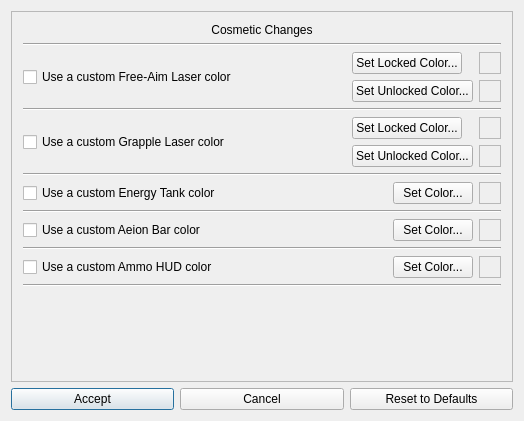
Qt form randovania/gui/ui_files/msr_cosmetic_patches_dialog.ui (randovania/randovania) before a commit.
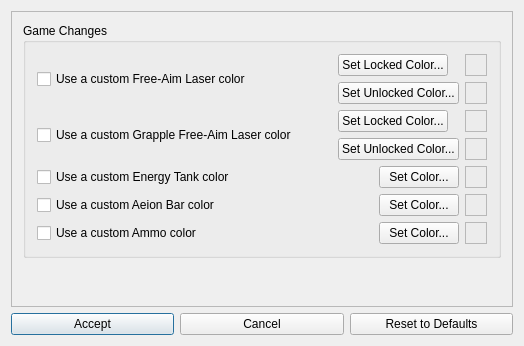
The same form after that commit.

```diff
--- a/randovania/gui/ui_files/msr_cosmetic_patches_dialog.ui
+++ b/randovania/gui/ui_files/msr_cosmetic_patches_dialog.ui
@@ -7,7 +7,7 @@
     <x>0</x>
     <y>0</y>
     <width>524</width>
-    <height>421</height>
+    <height>346</height>
    </rect>
   </property>
   <property name="windowTitle">
@@ -46,31 +46,30 @@
         <x>0</x>
         <y>0</y>
         <width>504</width>
-        <height>374</height>
+        <height>299</height>
        </rect>
       </property>
       <layout class="QVBoxLayout" name="verticalLayout">
        <item>
-        <widget class="QLabel" name="label_3">
-         <property name="text">
-          <string>Cosmetic Changes</string>
+        <widget class="QGroupBox" name="game_changes_box">
+         <property name="title">
+          <string>Game Changes</string>
          </property>
-         <property name="alignment">
-          <set>Qt::AlignCenter</set>
-         </property>
-        </widget>
-       </item>
+         <layout class="QGridLayout" name="gridLayout_2">
+          <item row="2" column="0" colspan="2">
+           <layout class="QHBoxLayout" name="energy_tank_color_layout">
+            <property name="spacing">
+             <number>6</number>
+            </property>
        <item>
-        <widget class="Line" name="line">
-         <property name="orientation">
-          <enum>Qt::Horizontal</enum>
+             <widget class="QCheckBox" name="custom_energy_tank_color_check">
+              <property name="text">
+               <string>Use a custom Energy Tank color</string>
          </property>
         </widget>
        </item>
        <item>
-        <layout class="QGridLayout" name="laser_color_layout">
-         <item row="0" column="1">
-          <widget class="QPushButton" name="custom_laser_locked_color_button">
+             <widget class="QPushButton" name="custom_energy_tank_color_button">
            <property name="sizePolicy">
             <sizepolicy hsizetype="Maximum" vsizetype="Fixed">
              <horstretch>0</horstretch>
@@ -78,26 +77,13 @@
             </sizepolicy>
            </property>
            <property name="text">
-            <string>Set Locked Color...</string>
+               <string>Set Color...</string>
            </property>
           </widget>
          </item>
-         <item row="1" column="1">
-          <widget class="QPushButton" name="custom_laser_unlocked_color_button">
+            <item>
+             <widget class="QFrame" name="custom_energy_tank_color_square">
            <property name="sizePolicy">
-            <sizepolicy hsizetype="Maximum" vsizetype="Fixed">
-             <horstretch>0</horstretch>
-             <verstretch>0</verstretch>
-            </sizepolicy>
-           </property>
-           <property name="text">
-            <string>Set Unlocked Color...</string>
-           </property>
-          </widget>
-         </item>
-         <item row="0" column="2">
-          <widget class="QFrame" name="custom_laser_locked_color_square">
-           <property name="sizePolicy">
             <sizepolicy hsizetype="Fixed" vsizetype="Fixed">
              <horstretch>0</horstretch>
              <verstretch>0</verstretch>
@@ -123,51 +109,9 @@
            </property>
           </widget>
          </item>
-         <item row="1" column="2">
-          <widget class="QFrame" name="custom_laser_unlocked_color_square">
-           <property name="sizePolicy">
-            <sizepolicy hsizetype="Fixed" vsizetype="Fixed">
-             <horstretch>0</horstretch>
-             <verstretch>0</verstretch>
-            </sizepolicy>
-           </property>
-           <property name="minimumSize">
-            <size>
-             <width>22</width>
-             <height>22</height>
-            </size>
-           </property>
-           <property name="autoFillBackground">
-            <bool>false</bool>
-           </property>
-           <property name="frameShape">
-            <enum>QFrame::StyledPanel</enum>
-           </property>
-           <property name="frameShadow">
-            <enum>QFrame::Raised</enum>
-           </property>
-           <property name="lineWidth">
-            <number>1</number>
-           </property>
-          </widget>
-         </item>
-         <item row="0" column="0" rowspan="2">
-          <widget class="QCheckBox" name="custom_laser_color_check">
-           <property name="text">
-            <string>Use a custom Free-Aim Laser color</string>
-           </property>
-          </widget>
-         </item>
-        </layout>
-       </item>
-       <item>
-        <widget class="Line" name="line_2">
-         <property name="orientation">
-          <enum>Qt::Horizontal</enum>
-         </property>
-        </widget>
-       </item>
-       <item>
+           </layout>
+          </item>
+          <item row="1" column="0" colspan="2">
         <layout class="QGridLayout" name="grapple_color_layout">
          <item row="1" column="1">
           <widget class="QPushButton" name="custom_grapple_laser_unlocked_color_button">
@@ -254,82 +198,13 @@
          <item row="0" column="0" rowspan="2">
           <widget class="QCheckBox" name="custom_grapple_laser_color_check">
            <property name="text">
-            <string>Use a custom Grapple Laser color</string>
+               <string>Use a custom Grapple Free-Aim Laser color</string>
            </property>
           </widget>
          </item>
         </layout>
        </item>
-       <item>
-        <widget class="Line" name="bottomLine">
-         <property name="orientation">
-          <enum>Qt::Horizontal</enum>
-         </property>
-        </widget>
-       </item>
-       <item>
-        <layout class="QHBoxLayout" name="energy_tank_color_layout">
-         <property name="spacing">
-          <number>6</number>
-         </property>
-         <item>
-          <widget class="QCheckBox" name="custom_energy_tank_color_check">
-           <property name="text">
-            <string>Use a custom Energy Tank color</string>
-           </property>
-          </widget>
-         </item>
-         <item>
-          <widget class="QPushButton" name="custom_energy_tank_color_button">
-           <property name="sizePolicy">
-            <sizepolicy hsizetype="Maximum" vsizetype="Fixed">
-             <horstretch>0</horstretch>
-             <verstretch>0</verstretch>
-            </sizepolicy>
-           </property>
-           <property name="text">
-            <string>Set Color...</string>
-           </property>
-          </widget>
-         </item>
-         <item>
-          <widget class="QFrame" name="custom_energy_tank_color_square">
-           <property name="sizePolicy">
-            <sizepolicy hsizetype="Fixed" vsizetype="Fixed">
-             <horstretch>0</horstretch>
-             <verstretch>0</verstretch>
-            </sizepolicy>
-           </property>
-           <property name="minimumSize">
-            <size>
-             <width>22</width>
-             <height>22</height>
-            </size>
-           </property>
-           <property name="autoFillBackground">
-            <bool>false</bool>
-           </property>
-           <property name="frameShape">
-            <enum>QFrame::StyledPanel</enum>
-           </property>
-           <property name="frameShadow">
-            <enum>QFrame::Raised</enum>
-           </property>
-           <property name="lineWidth">
-            <number>1</number>
-           </property>
-          </widget>
-         </item>
-        </layout>
-       </item>
-       <item>
-        <widget class="Line" name="bottomLine_2">
-         <property name="orientation">
-          <enum>Qt::Horizontal</enum>
-         </property>
-        </widget>
-       </item>
-       <item>
+          <item row="3" column="0" colspan="2">
         <layout class="QHBoxLayout" name="aeion_bar_color_layout">
          <property name="spacing">
           <number>6</number>
@@ -384,14 +259,7 @@
          </item>
         </layout>
        </item>
-       <item>
-        <widget class="Line" name="bottomLine_4">
-         <property name="orientation">
-          <enum>Qt::Horizontal</enum>
-         </property>
-        </widget>
-       </item>
-       <item>
+          <item row="4" column="0" rowspan="3" colspan="2">
         <layout class="QHBoxLayout" name="ammo_hud_color_layout">
          <property name="spacing">
           <number>6</number>
@@ -399,7 +267,7 @@
          <item>
           <widget class="QCheckBox" name="custom_ammo_hud_color_check">
            <property name="text">
-            <string>Use a custom Ammo HUD color</string>
+               <string>Use a custom Ammo color</string>
            </property>
           </widget>
          </item>
@@ -446,11 +314,100 @@
          </item>
         </layout>
        </item>
-       <item>
-        <widget class="Line" name="bottomLine_3">
-         <property name="orientation">
-          <enum>Qt::Horizontal</enum>
-         </property>
+          <item row="0" column="0" colspan="2">
+           <layout class="QGridLayout" name="laser_color_layout">
+            <item row="0" column="1">
+             <widget class="QPushButton" name="custom_laser_locked_color_button">
+              <property name="sizePolicy">
+               <sizepolicy hsizetype="Maximum" vsizetype="Fixed">
+                <horstretch>0</horstretch>
+                <verstretch>0</verstretch>
+               </sizepolicy>
+              </property>
+              <property name="text">
+               <string>Set Locked Color...</string>
+              </property>
+             </widget>
+            </item>
+            <item row="1" column="1">
+             <widget class="QPushButton" name="custom_laser_unlocked_color_button">
+              <property name="sizePolicy">
+               <sizepolicy hsizetype="Maximum" vsizetype="Fixed">
+                <horstretch>0</horstretch>
+                <verstretch>0</verstretch>
+               </sizepolicy>
+              </property>
+              <property name="text">
+               <string>Set Unlocked Color...</string>
+              </property>
+             </widget>
+            </item>
+            <item row="0" column="2">
+             <widget class="QFrame" name="custom_laser_locked_color_square">
+              <property name="sizePolicy">
+               <sizepolicy hsizetype="Fixed" vsizetype="Fixed">
+                <horstretch>0</horstretch>
+                <verstretch>0</verstretch>
+               </sizepolicy>
+              </property>
+              <property name="minimumSize">
+               <size>
+                <width>22</width>
+                <height>22</height>
+               </size>
+              </property>
+              <property name="autoFillBackground">
+               <bool>false</bool>
+              </property>
+              <property name="frameShape">
+               <enum>QFrame::StyledPanel</enum>
+              </property>
+              <property name="frameShadow">
+               <enum>QFrame::Raised</enum>
+              </property>
+              <property name="lineWidth">
+               <number>1</number>
+              </property>
+             </widget>
+            </item>
+            <item row="1" column="2">
+             <widget class="QFrame" name="custom_laser_unlocked_color_square">
+              <property name="sizePolicy">
+               <sizepolicy hsizetype="Fixed" vsizetype="Fixed">
+                <horstretch>0</horstretch>
+                <verstretch>0</verstretch>
+               </sizepolicy>
+              </property>
+              <property name="minimumSize">
+               <size>
+                <width>22</width>
+                <height>22</height>
+               </size>
+              </property>
+              <property name="autoFillBackground">
+               <bool>false</bool>
+              </property>
+              <property name="frameShape">
+               <enum>QFrame::StyledPanel</enum>
+              </property>
+              <property name="frameShadow">
+               <enum>QFrame::Raised</enum>
+              </property>
+              <property name="lineWidth">
+               <number>1</number>
+              </property>
+             </widget>
+            </item>
+            <item row="0" column="0" rowspan="2">
+             <widget class="QCheckBox" name="custom_laser_color_check">
+              <property name="text">
+               <string>Use a custom Free-Aim Laser color</string>
+              </property>
+             </widget>
+            </item>
+           </layout>
+          </item>
+         </layout>
         </widget>
        </item>
        <item>
@@ -461,7 +418,7 @@
          <property name="sizeHint" stdset="0">
           <size>
            <width>20</width>
-           <height>40</height>
+           <height>131</height>
           </size>
          </property>
         </spacer>
```
Left out of the diff: 16 changed lines with no effect on the pictures. Lines whose indentation alone changed are shown as unchanged.
